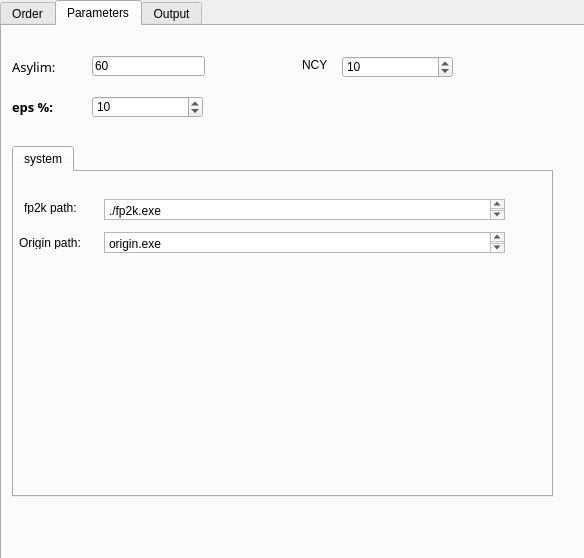
Old version of the form order.ui in the repository xpclove/autofp.
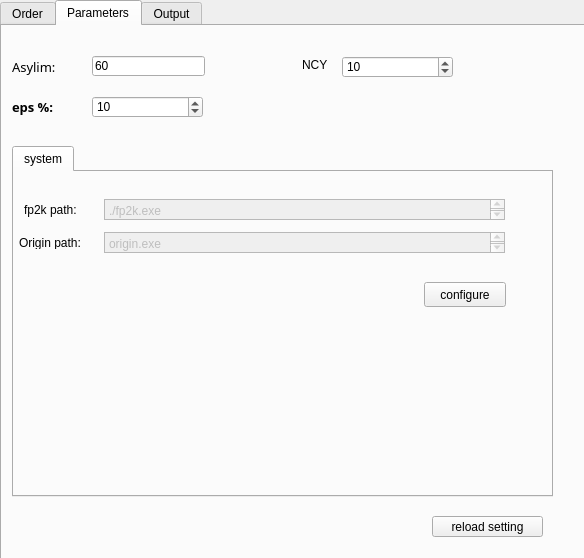
New version of the form. The open tabs and pages were chosen to show the change.

Commit message: setting load

```diff
--- a/order.ui
+++ b/order.ui
@@ -251,6 +251,9 @@
        <string>system</string>
       </attribute>
       <widget class="QTextEdit" name="text_fp2k_path">
+       <property name="enabled">
+        <bool>false</bool>
+       </property>
        <property name="geometry">
         <rect>
          <x>90</x>
@@ -266,8 +269,8 @@
         <string>&lt;!DOCTYPE HTML PUBLIC &quot;-//W3C//DTD HTML 4.0//EN&quot; &quot;http://www.w3.org/TR/REC-html40/strict.dtd&quot;&gt;
 &lt;html&gt;&lt;head&gt;&lt;meta name=&quot;qrichtext&quot; content=&quot;1&quot; /&gt;&lt;style type=&quot;text/css&quot;&gt;
 p, li { white-space: pre-wrap; }
-&lt;/style&gt;&lt;/head&gt;&lt;body style=&quot; font-family:'SimSun'; font-size:9pt; font-weight:400; font-style:normal;&quot;&gt;
-&lt;p style=&quot; margin-top:0px; margin-bottom:0px; margin-left:0px; margin-right:0px; -qt-block-indent:0; text-indent:0px;&quot;&gt;./fp2k.exe&lt;/p&gt;&lt;/body&gt;&lt;/html&gt;</string>
+&lt;/style&gt;&lt;/head&gt;&lt;body style=&quot; font-family:'SimSun'; font-size:8.83019pt; font-weight:400; font-style:normal;&quot;&gt;
+&lt;p style=&quot; margin-top:0px; margin-bottom:0px; margin-left:0px; margin-right:0px; -qt-block-indent:0; text-indent:0px;&quot;&gt;&lt;span style=&quot; font-size:9pt;&quot;&gt;./fp2k.exe&lt;/span&gt;&lt;/p&gt;&lt;/body&gt;&lt;/html&gt;</string>
        </property>
       </widget>
       <widget class="QLabel" name="label_3">
@@ -275,8 +278,8 @@
         <rect>
          <x>10</x>
          <y>30</y>
-         <width>60</width>
-         <height>12</height>
+         <width>81</width>
+         <height>16</height>
         </rect>
        </property>
        <property name="text">
@@ -284,6 +287,9 @@
        </property>
       </widget>
       <widget class="QTextEdit" name="text_origin_path">
+       <property name="enabled">
+        <bool>false</bool>
+       </property>
        <property name="geometry">
         <rect>
          <x>90</x>
@@ -299,8 +305,8 @@
         <string>&lt;!DOCTYPE HTML PUBLIC &quot;-//W3C//DTD HTML 4.0//EN&quot; &quot;http://www.w3.org/TR/REC-html40/strict.dtd&quot;&gt;
 &lt;html&gt;&lt;head&gt;&lt;meta name=&quot;qrichtext&quot; content=&quot;1&quot; /&gt;&lt;style type=&quot;text/css&quot;&gt;
 p, li { white-space: pre-wrap; }
-&lt;/style&gt;&lt;/head&gt;&lt;body style=&quot; font-family:'SimSun'; font-size:9pt; font-weight:400; font-style:normal;&quot;&gt;
-&lt;p style=&quot; margin-top:0px; margin-bottom:0px; margin-left:0px; margin-right:0px; -qt-block-indent:0; text-indent:0px;&quot;&gt;origin.exe&lt;/p&gt;&lt;/body&gt;&lt;/html&gt;</string>
+&lt;/style&gt;&lt;/head&gt;&lt;body style=&quot; font-family:'SimSun'; font-size:8.83019pt; font-weight:400; font-style:normal;&quot;&gt;
+&lt;p style=&quot; margin-top:0px; margin-bottom:0px; margin-left:0px; margin-right:0px; -qt-block-indent:0; text-indent:0px;&quot;&gt;&lt;span style=&quot; font-size:9pt;&quot;&gt;origin.exe&lt;/span&gt;&lt;/p&gt;&lt;/body&gt;&lt;/html&gt;</string>
        </property>
       </widget>
       <widget class="QLabel" name="label_5">
@@ -316,6 +322,19 @@
         <string>Origin path:</string>
        </property>
       </widget>
+      <widget class="QPushButton" name="button_configure">
+       <property name="geometry">
+        <rect>
+         <x>410</x>
+         <y>110</y>
+         <width>82</width>
+         <height>25</height>
+        </rect>
+       </property>
+       <property name="text">
+        <string>configure</string>
+       </property>
+      </widget>
      </widget>
     </widget>
     <widget class="QLabel" name="label_4">
@@ -353,6 +372,22 @@
       <number>10</number>
      </property>
     </widget>
+    <widget class="QPushButton" name="button_save">
+     <property name="geometry">
+      <rect>
+       <x>430</x>
+       <y>490</y>
+       <width>111</width>
+       <height>21</height>
+      </rect>
+     </property>
+     <property name="inputMethodHints">
+      <set>Qt::ImhDialableCharactersOnly|Qt::ImhDigitsOnly|Qt::ImhEmailCharactersOnly|Qt::ImhFormattedNumbersOnly|Qt::ImhLowercaseOnly|Qt::ImhUppercaseOnly|Qt::ImhUrlCharactersOnly</set>
+     </property>
+     <property name="text">
+      <string>reload setting</string>
+     </property>
+    </widget>
    </widget>
    <widget class="QWidget" name="tab_3">
     <property name="enabled">
```
Left out of the diff: 2 changed lines with no effect on the pictures. The commit also changes 8 other files.
